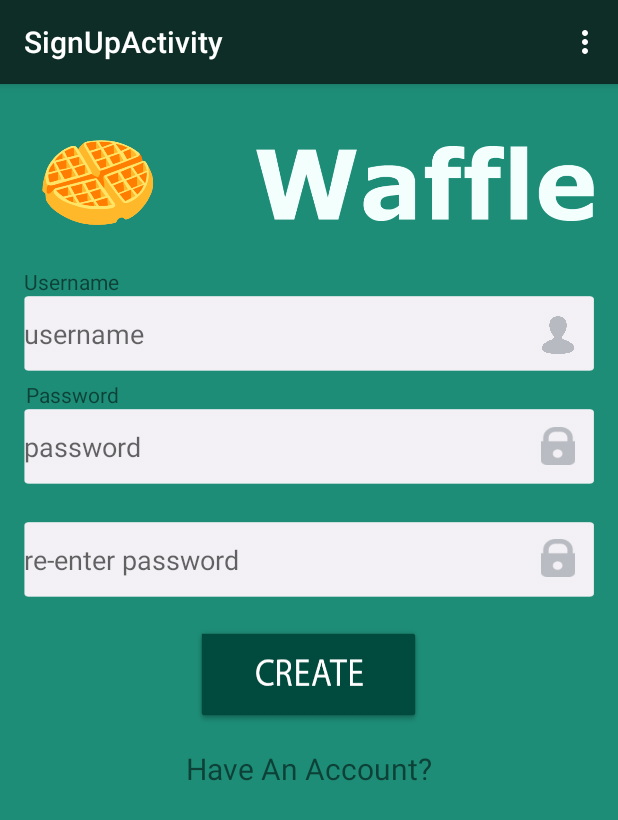
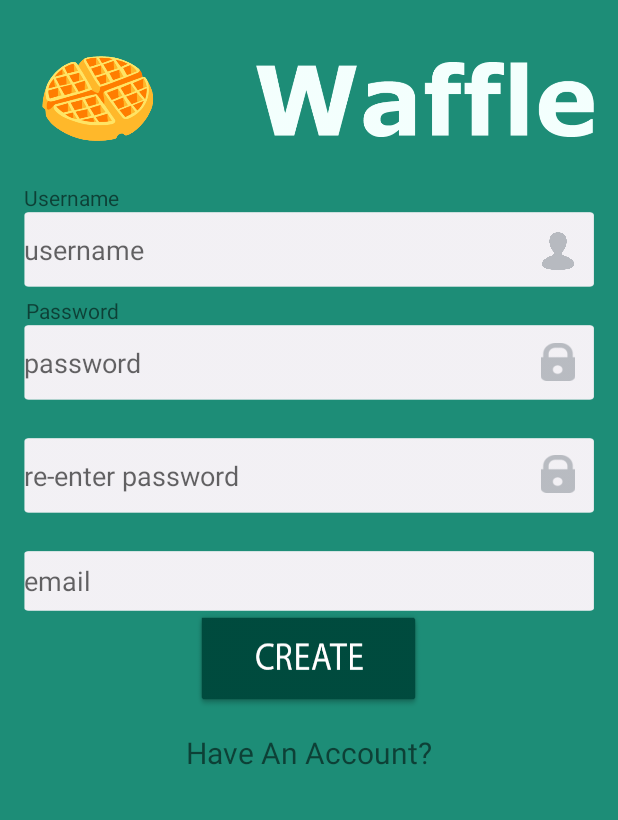
Before and after one commit to dayancey/Parse-Starter-Project-1-2, an Android app: the SignUpActivity screen opened directly, with no data from a screen before it, on a phone screen of 412 x 824 dp. Shown: the top 820 px of the screen. Run offline under Robolectric (Android 15) with nearby library versions, the phone set to English and light mode, and no system bars.

Commit message:
Images included

```diff
--- a/Parse-Starter-Project-1-2/ParseStarterProject/src/main/AndroidManifest.xml
+++ b/Parse-Starter-Project-1-2/ParseStarterProject/src/main/AndroidManifest.xml
@@ -65,6 +65,10 @@
             android:name=".UserPage"
             android:label="@string/title_activity_user_page" >
         </activity>
+        <activity android:name=".Settings"
+            android:label="settings">
+
+        </activity>
     </application>
 
 </manifest>
--- a/Parse-Starter-Project-1-2/ParseStarterProject/src/main/java/com/parse/starter/DecisionActivity.java
+++ b/Parse-Starter-Project-1-2/ParseStarterProject/src/main/java/com/parse/starter/DecisionActivity.java
@@ -43,6 +43,7 @@ public class DecisionActivity extends AppCompatActivity {
     @Override
     protected void onCreate(Bundle savedInstanceState) {
         super.onCreate(savedInstanceState);
+        getSupportActionBar().hide();
         setContentView(R.layout.the_post_layouts);
         //get the views for all the widgets
         userName = (TextView) findViewById(R.id.userName2);
--- a/Parse-Starter-Project-1-2/ParseStarterProject/src/main/java/com/parse/starter/SignUpActivity.java
+++ b/Parse-Starter-Project-1-2/ParseStarterProject/src/main/java/com/parse/starter/SignUpActivity.java
@@ -30,6 +30,7 @@ public class SignUpActivity extends AppCompatActivity {
     EditText usernameEditText;
     EditText passwordEditText;
     EditText passwordAgainEditText;
+    EditText emailEditText;
     String email;
     byte[] profilePic;
     ParseFile file;
@@ -38,12 +39,14 @@ public class SignUpActivity extends AppCompatActivity {
     protected void onCreate(Bundle savedInstanceState) {
         super.onCreate(savedInstanceState);
         setContentView(R.layout.activity_sign_up);
+        getSupportActionBar().hide();
 
         // Set up the signup form.
         usernameEditText = (EditText) findViewById(R.id.usernameSignupEdt);
 
         passwordEditText = (EditText) findViewById(R.id.passwordSignupEdt);
         passwordAgainEditText = (EditText) findViewById(R.id.password_again_edit_text);
+        emailEditText = (EditText) findViewById(R.id.email_edit_text);
 
         username = (String) getIntent().getSerializableExtra("userName");
         password = (String) getIntent().getSerializableExtra("password");
@@ -51,7 +54,7 @@ public class SignUpActivity extends AppCompatActivity {
 
         usernameEditText.setText(username);
         passwordEditText.setText(password);
-
+        emailEditText.setText(email);
 
                 // Set up the submit button click handler
         Button mActionButton = (Button) findViewById(R.id.signupBtt);
@@ -73,6 +76,14 @@ public class SignUpActivity extends AppCompatActivity {
         if (username.length() == 0) {
             validationError = true;
             validationErrorMessage.append(getString(R.string.error_blank_username));
+        }
+        if (email.length() == 0){
+            if (validationError){
+                validationErrorMessage.append("can not join");
+            }
+            validationError = true;
+            validationErrorMessage.append("Enter email");
+
         }
         if (password.length() == 0) {
             if (validationError) {
--- a/Parse-Starter-Project-1-2/ParseStarterProject/src/main/java/com/parse/starter/WelcomeActivity.java
+++ b/Parse-Starter-Project-1-2/ParseStarterProject/src/main/java/com/parse/starter/WelcomeActivity.java
@@ -26,7 +26,7 @@ public class WelcomeActivity extends ActionBarActivity {
     protected void onCreate(Bundle savedInstanceState) {
         super.onCreate(savedInstanceState);
         setContentView(R.layout.activity_welcome);
-
+        getSupportActionBar().hide();
         username = (EditText) findViewById(R.id.userName);
         password = (EditText) findViewById(R.id.password);
         email = (EditText) findViewById(R.id.email);
--- a/Parse-Starter-Project-1-2/ParseStarterProject/src/main/res/layout/activity_sign_up.xml
+++ b/Parse-Starter-Project-1-2/ParseStarterProject/src/main/res/layout/activity_sign_up.xml
@@ -36,10 +36,22 @@
         android:layout_width="150dp"
         android:layout_height="65dp"
         android:id="@+id/signupBtt"
+        android:background="@drawable/createbttn"
+        android:layout_below="@+id/email_edit_text"
+        android:layout_centerHorizontal="true" />
+
+    <EditText
+        android:layout_width="fill_parent"
+        android:layout_height="40dp"
+        android:inputType="text"
+        android:ems="10"
+        android:id="@+id/email_edit_text"
+        android:hint="email"
         android:layout_below="@+id/password_again_edit_text"
-        android:layout_centerHorizontal="true"
-        android:layout_marginTop="20dp"
-        android:background="@drawable/createbttn"/>
+        android:layout_alignLeft="@+id/passwordSignupEdt"
+        android:layout_alignStart="@+id/passwordSignupEdt"
+        android:background="@drawable/roundedrectangle"
+        android:layout_marginTop="25dp" />
 
     <TextView
         android:layout_width="wrap_content"
```
Also changed, not shown: Parse-Starter-Project-1-2/ParseStarterProject/src/main/java/com/parse/starter/MainActivity.java (+5 -3 lines), Parse-Starter-Project-1-2/ParseStarterProject/src/main/java/com/parse/starter/Settings.java (added, +21 -0 lines), Parse-Starter-Project-1-2/ParseStarterProject/src/main/java/com/parse/starter/UserPage.java (+61 -4 lines), Parse-Starter-Project-1-2/ParseStarterProject/src/main/res/layout/activity_settings.xml (added, +32 -0 lines), Parse-Starter-Project-1-2/ParseStarterProject/src/main/res/drawable/sendbttn.png (added), Parse-Starter-Project-1-2/ParseStarterProject/src/main/res/drawable/submitbttn.png (added), 46 other files.
